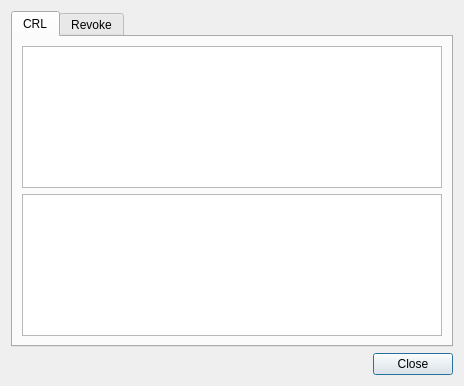
First picture: the form in CCMan/crl_info_dlg.ui, repository jykim74/CCMan, before the edit.
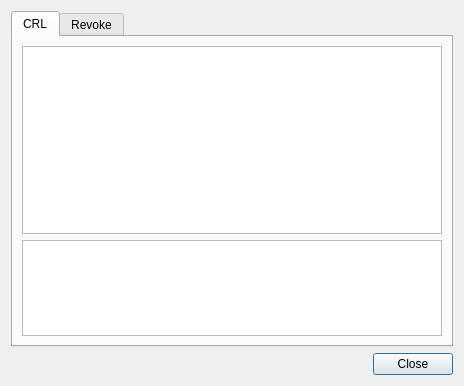
Second picture: the form after the edit. The open tabs and pages were chosen to show the change.

Commit message: 인증서 및 CRL 상세 보기 UI 개선

The edit to the form file:
```diff
--- a/CCMan/crl_info_dlg.ui
+++ b/CCMan/crl_info_dlg.ui
@@ -35,7 +35,14 @@
         <widget class="QTableWidget" name="mCRLListTable"/>
        </item>
        <item>
-        <widget class="QPlainTextEdit" name="mCRLDetailText"/>
+        <widget class="QPlainTextEdit" name="mCRLDetailText">
+         <property name="maximumSize">
+          <size>
+           <width>16777215</width>
+           <height>100</height>
+          </size>
+         </property>
+        </widget>
        </item>
       </layout>
      </widget>
```
Left out of the diff: 11 changed lines with no effect on the pictures. The commit also changes 1 other file.
